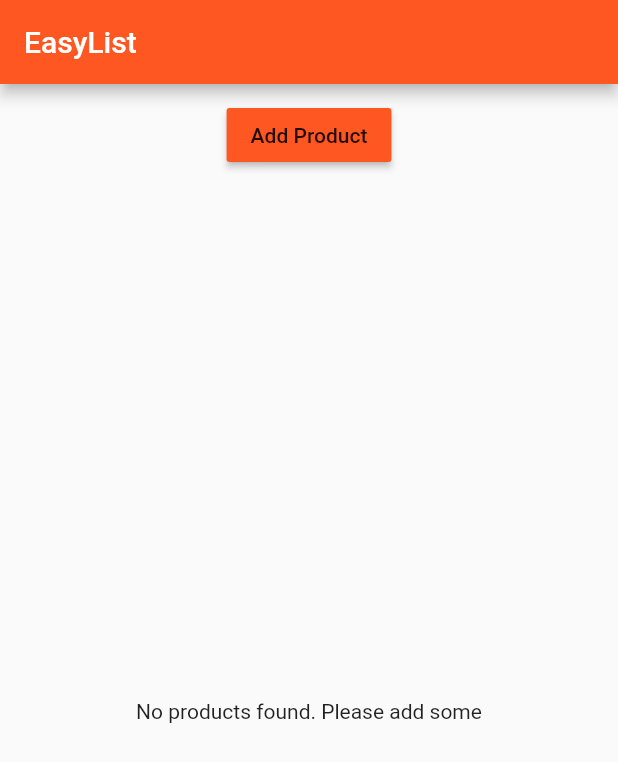
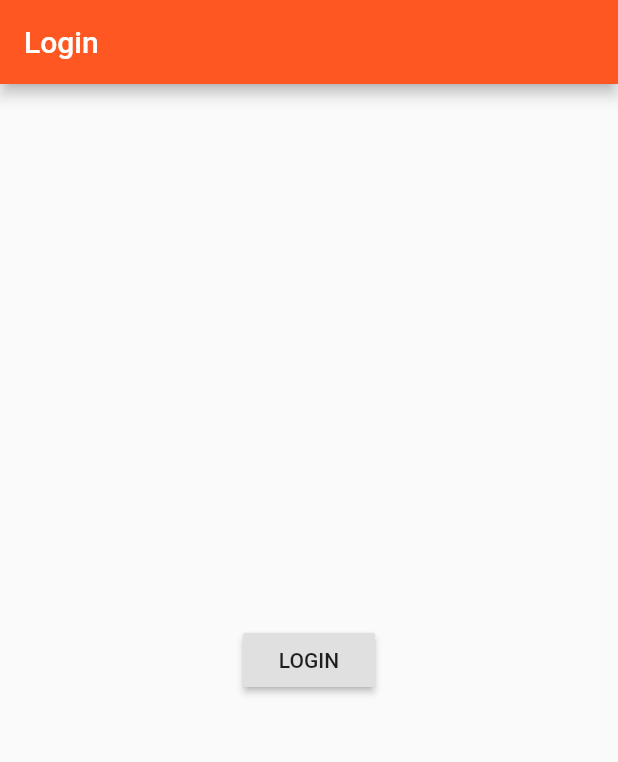
Before and after one commit to jgabrielgv/flutter_course, a Flutter app: the screen it shows after launch, on a phone screen of 412 x 824 dp. Shown: the top 762 px of the screen. Run offline on Flutter 3.47's test engine with Material 2 defaults, Android fonts, the phone set to English and light mode, and no system bars.

Commit message:
adding auth page

```diff
--- a/lib/main.dart
+++ b/lib/main.dart
@@ -1,6 +1,6 @@
 import 'package:flutter/material.dart';
 
-import './pages/home.dart';
+import './pages/auth.dart';
 
 void main() => runApp(MyApp());
 
@@ -14,7 +14,7 @@ class MyApp extends StatelessWidget {
         primarySwatch: Colors.deepOrange,
         accentColor: Colors.deepPurple,
       ),
-      home: HomePage(),
+      home: AuthPage(),
     );
   }
 }
--- /dev/null
+++ b/lib/pages/auth.dart
@@ -0,0 +1,24 @@
+import 'package:flutter/material.dart';
+
+import './products.dart';
+
+class AuthPage extends StatelessWidget {
+  @override
+  Widget build(BuildContext context) {
+    return Scaffold(
+      appBar: AppBar(
+        title: Text('Login'),
+      ),
+      body: Center(
+          child: RaisedButton(
+        child: Text('LOGIN'),
+        onPressed: () {
+          Navigator.pushReplacement(
+              context,
+              MaterialPageRoute(
+                  builder: (BuildContext contex) => ProductsPage()));
+        },
+      )),
+    );
+  }
+}
--- a/lib/pages/home.dart
+++ b/lib/pages/products.dart
@@ -2,7 +2,7 @@ import 'package:flutter/material.dart';
 
 import '../product_manager.dart';
 
-class HomePage extends StatelessWidget {
+class ProductsPage extends StatelessWidget {
   @override
     Widget build(BuildContext context) {
       // TODO: implement build
```
Also changed, not shown: lib/pages/product.dart (+10 -3 lines).
